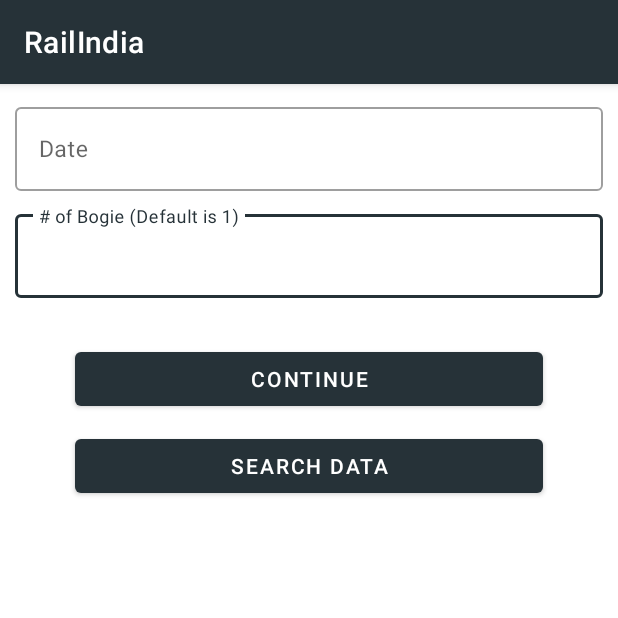
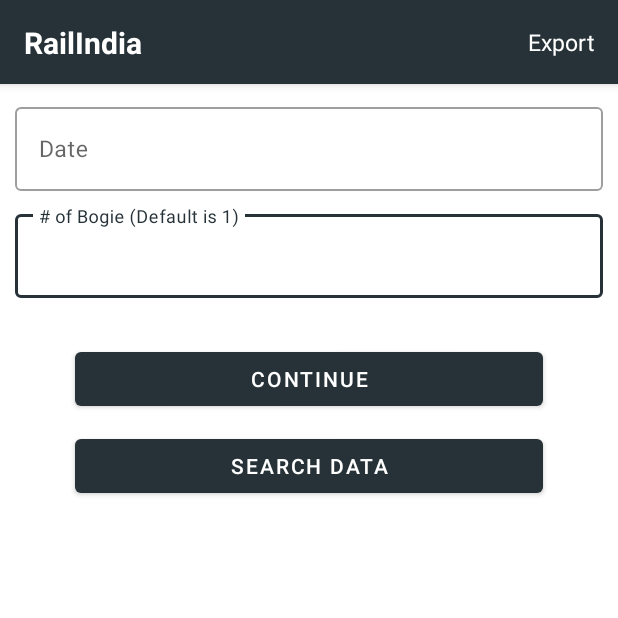
Before and after one commit to PalakSDarji/RailIndia, an Android app: the screen it shows after launch (MainActivity), on a phone screen of 412 x 824 dp, the top half of it. Run offline under Robolectric (Android 15) with nearby library versions, the phone set to English and light mode, and no system bars; our stand-ins replace Dagger/Hilt's generated code, Firebase (no records; nobody signed in at launch, a user with empty details on screens opened directly), Room's generated code, Timber, data binding; libraries missing offline, so code that uses them is left out: androidx.hilt.work, com.kal.rackmonthpicker, org.apache.poi; 1 statement that could not run was skipped.

```diff
--- a/app/build.gradle
+++ b/app/build.gradle
@@ -104,6 +104,7 @@ dependencies {
     implementation 'com.google.firebase:firebase-database-ktx'
 
     implementation "androidx.work:work-runtime-ktx:$workmanager_version"
-
+    implementation 'com.github.supercilex:poi-android:3.17'
+    implementation 'com.github.kal72:RackMonthPicker:1.6.1'
 
 }
--- a/app/src/main/java/com/palak/railindia/MainActivity.kt
+++ b/app/src/main/java/com/palak/railindia/MainActivity.kt
@@ -1,7 +1,7 @@
 package com.palak.railindia
 
+import android.os.Bundle
 import androidx.appcompat.app.AppCompatActivity
-import android.os.Bundle
 import androidx.databinding.DataBindingUtil
 import com.palak.railindia.databinding.ActivityMainBinding
 import dagger.hilt.android.AndroidEntryPoint
@@ -9,11 +9,26 @@ import dagger.hilt.android.AndroidEntryPoint
 @AndroidEntryPoint
 class MainActivity : AppCompatActivity() {
 
+    init {
+        System.setProperty(
+            "org.apache.poi.javax.xml.stream.XMLInputFactory",
+            "com.fasterxml.aalto.stax.InputFactoryImpl"
+        )
+        System.setProperty(
+            "org.apache.poi.javax.xml.stream.XMLOutputFactory",
+            "com.fasterxml.aalto.stax.OutputFactoryImpl"
+        )
+        System.setProperty(
+            "org.apache.poi.javax.xml.stream.XMLEventFactory",
+            "com.fasterxml.aalto.stax.EventFactoryImpl"
+        )
+    }
+
     private lateinit var binding : ActivityMainBinding
 
     override fun onCreate(savedInstanceState: Bundle?) {
         super.onCreate(savedInstanceState)
 
-        binding = DataBindingUtil.setContentView(this,R.layout.activity_main)
+        binding = DataBindingUtil.setContentView(this, R.layout.activity_main)
     }
 }
--- a/app/src/main/java/com/palak/railindia/di/AppModule.kt
+++ b/app/src/main/java/com/palak/railindia/di/AppModule.kt
@@ -74,8 +74,22 @@ class AppModule {
     @Singleton
     @Provides
     @DateSDF
-    fun provideSdfTime(): SimpleDateFormat {
+    fun provideDateSdfTime(): SimpleDateFormat {
         return SimpleDateFormat("dd MMM yyyy")
+    }
+
+    @Singleton
+    @Provides
+    @MonthSDF
+    fun provideMonthSdfTime(): SimpleDateFormat {
+        return SimpleDateFormat("MMM yyyy")
+    }
+
+    @Singleton
+    @Provides
+    @DateMonthSDF
+    fun provideDateMonthSdfTime(): SimpleDateFormat {
+        return SimpleDateFormat("dd/MM")
     }
 }
 
@@ -91,3 +105,11 @@ annotation class EntryDataRef
 @Qualifier
 @Retention(AnnotationRetention.BINARY)
 annotation class DateSDF
+
+@Qualifier
+@Retention(AnnotationRetention.BINARY)
+annotation class MonthSDF
+
+@Qualifier
+@Retention(AnnotationRetention.BINARY)
+annotation class DateMonthSDF
--- a/app/src/main/java/com/palak/railindia/model/Entry.kt
+++ b/app/src/main/java/com/palak/railindia/model/Entry.kt
@@ -1,6 +1,9 @@
 package com.palak.railindia.model
 
-import androidx.room.*
+import androidx.room.Entity
+import androidx.room.Ignore
+import androidx.room.PrimaryKey
+import androidx.room.TypeConverters
 import com.palak.railindia.utils.Converters
 import java.sql.Date
 
@@ -10,6 +13,7 @@ data class Entry(
     var id: String = "",
     @TypeConverters(Converters::class)
     var date: Date? = null,
+    var month: String? = null,
     var assignedToSync : Boolean? = false,
     var synced : Boolean? = false,
     var qty : Int = 1,
--- a/app/src/main/java/com/palak/railindia/model/FirebaseEntry.kt
+++ b/app/src/main/java/com/palak/railindia/model/FirebaseEntry.kt
@@ -3,6 +3,7 @@ package com.palak.railindia.model
 data class FirebaseEntry(
     val id : String = "",
     val date : String = "",
+    val month : String = "",
     val totalQty : Int = 0
 )
 
--- a/app/src/main/java/com/palak/railindia/network/EntryService.kt
+++ b/app/src/main/java/com/palak/railindia/network/EntryService.kt
@@ -6,4 +6,6 @@ import kotlinx.coroutines.flow.Flow
 interface EntryService {
 
     fun searchEntryByDate(date : String) : Flow<Result<Entry>>
+
+    fun searchEntryForMonth(month : String) : Flow<Result<List<Entry>>>
 }
--- a/app/src/main/java/com/palak/railindia/repo/EntryRepo.kt
+++ b/app/src/main/java/com/palak/railindia/repo/EntryRepo.kt
@@ -41,4 +41,10 @@ class EntryRepo @Inject constructor(val entryDao: EntryDao, val entryService: En
             entryService.searchEntryByDate(date)
         }
     }
+
+    suspend fun searchByMonth(month : String) : Flow<Result<List<Entry>>>{
+        return withContext(Dispatchers.IO){
+            entryService.searchEntryForMonth(month)
+        }
+    }
 }
--- a/app/src/main/res/layout/home_fragment.xml
+++ b/app/src/main/res/layout/home_fragment.xml
@@ -5,12 +5,15 @@
     xmlns:tools="http://schemas.android.com/tools">
 
     <data>
+
         <variable
             name="hideActionButtons"
             type="Boolean" />
+
         <variable
             name="isSearching"
             type="Boolean" />
+
         <variable
             name="showList"
             type="Boolean" />
@@ -44,11 +47,15 @@
                     android:layout_height="?attr/actionBarSize"
                     android:background="?attr/colorPrimary"
                     android:elevation="4dp"
-                    android:visibility="gone"
+                    android:visibility="visible"
                     app:layout_constraintEnd_toEndOf="parent"
                     app:layout_constraintStart_toStartOf="parent"
                     app:layout_constraintTop_toTopOf="parent"
                     app:titleTextColor="@color/white">
+
+                    <androidx.constraintlayout.widget.ConstraintLayout
+                        android:layout_width="match_parent"
+                        android:layout_height="wrap_content">
 
                         <TextView
                             android:id="@+id/tvSettingsText"
@@ -62,6 +69,26 @@
                             app:layout_constraintStart_toStartOf="parent"
                             app:layout_constraintTop_toTopOf="parent" />
 
+                        <LinearLayout
+                            android:id="@+id/llExport"
+                            android:layout_width="wrap_content"
+                            android:layout_height="wrap_content"
+                            android:gravity="center_vertical"
+                            android:orientation="horizontal"
+                            android:padding="15dp"
+                            app:layout_constraintEnd_toEndOf="parent"
+                            app:layout_constraintTop_toTopOf="parent">
+
+                            <TextView
+                                android:id="@+id/tvExport"
+                                android:layout_width="wrap_content"
+                                android:layout_height="wrap_content"
+                                android:text="@string/str_export"
+                                android:textColor="@color/white"
+                                android:textSize="15sp" />
+
+                        </LinearLayout>
+                    </androidx.constraintlayout.widget.ConstraintLayout>
                 </androidx.appcompat.widget.Toolbar>
 
                 <include
@@ -77,12 +104,12 @@
                 <ProgressBar
                     android:id="@+id/progressBar"
                     isGone="@{!isSearching}"
+                    android:layout_width="wrap_content"
+                    android:layout_height="wrap_content"
+                    android:layout_marginTop="30dp"
+                    app:layout_constraintEnd_toEndOf="parent"
                     app:layout_constraintStart_toStartOf="parent"
-                    app:layout_constraintEnd_toEndOf="parent"
-                    android:layout_marginTop="30dp"
-                    app:layout_constraintTop_toBottomOf="@+id/layoutBogie"
-                    android:layout_width="wrap_content"
-                    android:layout_height="wrap_content" />
+                    app:layout_constraintTop_toBottomOf="@+id/layoutBogie" />
 
                 <Button
                     android:id="@+id/btnContinue"
--- a/app/src/main/res/values-night/themes.xml
+++ b/app/src/main/res/values-night/themes.xml
@@ -1,6 +1,6 @@
 <resources xmlns:tools="http://schemas.android.com/tools">
     <!-- Base application theme. -->
-    <style name="Theme.RailIndia" parent="Theme.MaterialComponents.DayNight.DarkActionBar">
+    <style name="Theme.RailIndia" parent="Theme.MaterialComponents.DayNight.NoActionBar">
         <!-- Primary brand color. -->
         <item name="colorPrimary">@color/purple_200</item>
         <item name="colorPrimaryVariant">@color/purple_700</item>
--- a/app/src/main/res/values/strings.xml
+++ b/app/src/main/res/values/strings.xml
@@ -15,4 +15,5 @@
     <string name="cancel">Cancel</string>
     <string name="search_data">Search Data</string>
     <string name="update_data">Update Data</string>
+    <string name="str_export">Export</string>
 </resources>
--- a/app/src/main/res/values/themes.xml
+++ b/app/src/main/res/values/themes.xml
@@ -1,6 +1,6 @@
 <resources xmlns:tools="http://schemas.android.com/tools">
     <!-- Base application theme. -->
-    <style name="Theme.RailIndia" parent="Theme.MaterialComponents.DayNight.DarkActionBar">
+    <style name="Theme.RailIndia" parent="Theme.MaterialComponents.DayNight.NoActionBar">
         <!-- Primary brand color. -->
         <item name="colorPrimary">@color/purple_500</item>
         <item name="colorPrimaryVariant">@color/purple_700</item>
--- a/build.gradle
+++ b/build.gradle
@@ -25,6 +25,7 @@ allprojects {
     repositories {
         google()
         jcenter()
+        maven { url 'https://jitpack.io' }
     }
 }
 
```
Also changed, not shown: app/src/main/java/com/palak/railindia/home/HomeFragment.kt (+71 -7 lines), app/src/main/java/com/palak/railindia/home/HomeViewModel.kt (+10 -11 lines), app/src/main/java/com/palak/railindia/home/UploadEntryDataWorker.kt (+7 -5 lines), app/src/main/java/com/palak/railindia/network/EntryServiceImpl.kt (+59 -22 lines), app/src/main/java/com/palak/railindia/utils/Utils.kt (+139 -6 lines), 1 other file. Lines whose indentation alone changed are shown as unchanged.
